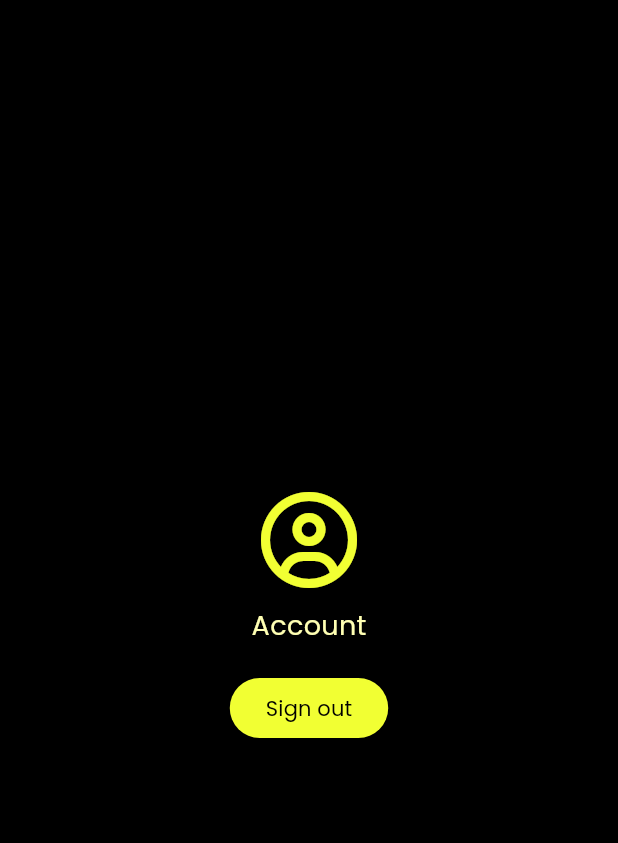
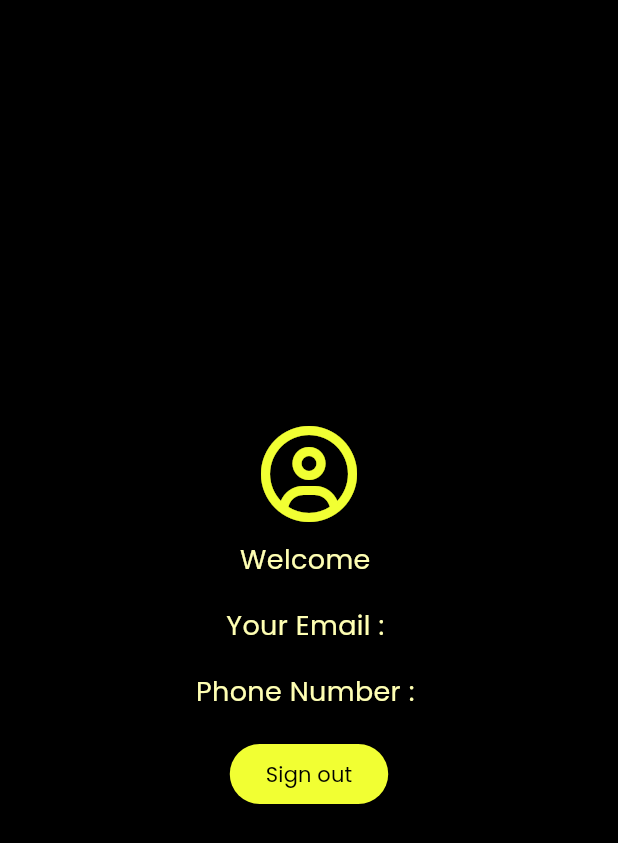
Before and after one commit to YoucefMedAmaneEllahGherbal/GymPulse, a Flutter app: the AccountPage widget shown alone on an empty page, opened directly, on a phone screen of 412 x 824 dp. Shown: the top 843 px of the screen. Run offline on Flutter 3.47's test engine with Material 3 defaults, Android fonts, the phone set to English and light mode, and no system bars; our stand-ins replace cloud_firestore, firebase_auth, firebase_core, flutter_progress_hud, font_awesome_flutter, google_nav_bar and 1 more; accounts and stored records are empty.

Commit message:
Refactor AccountPage to StatefulWidget; implement user data retrieval and display email and phone number

```diff
--- a/lib/screens/home/account_page.dart
+++ b/lib/screens/home/account_page.dart
@@ -2,8 +2,38 @@ import 'package:firebase_auth/firebase_auth.dart';
 import 'package:flutter/material.dart';
 import '../../constants.dart';
 import 'package:font_awesome_flutter/font_awesome_flutter.dart';
+import 'package:cloud_firestore/cloud_firestore.dart';
 
-class AccountPage extends StatelessWidget {
+class AccountPage extends StatefulWidget {
+  @override
+  State<AccountPage> createState() => _AccountPageState();
+}
+
+class _AccountPageState extends State<AccountPage> {
+  @override
+  void initState() {
+    // TODO: implement initState
+    super.initState();
+    getUserData();
+  }
+
+  String? email = '';
+  String? userName = '';
+  String? phoneNumber = '';
+  void getUserData() async {
+    final userId = FirebaseAuth.instance.currentUser!.uid;
+    final userDoc = FirebaseFirestore.instance.collection('users').doc(userId);
+
+    final userData = await userDoc.get();
+
+    setState(() {
+      email = userData['email'];
+      userName = userData['username'];
+      phoneNumber = userData['phoneNumber'];
+    });
+  }
+
+  // final phoneNbr = FirebaseFirestore.instance
   @override
   Widget build(BuildContext context) {
     return Container(
@@ -15,7 +45,17 @@ class AccountPage extends StatelessWidget {
           FaIcon(FontAwesomeIcons.userCircle, size: 64, color: kAccentColor),
           SizedBox(height: 12),
           Text(
-            'Account',
+            'Welcome $userName',
+            style: TextStyle(color: kLightAccentColor, fontSize: 18),
+          ),
+          SizedBox(height: 18),
+          Text(
+            'Your Email : $email',
+            style: TextStyle(color: kLightAccentColor, fontSize: 18),
+          ),
+          SizedBox(height: 18),
+          Text(
+            'Phone Number : $phoneNumber',
             style: TextStyle(color: kLightAccentColor, fontSize: 18),
           ),
           SizedBox(height: 18),
```
